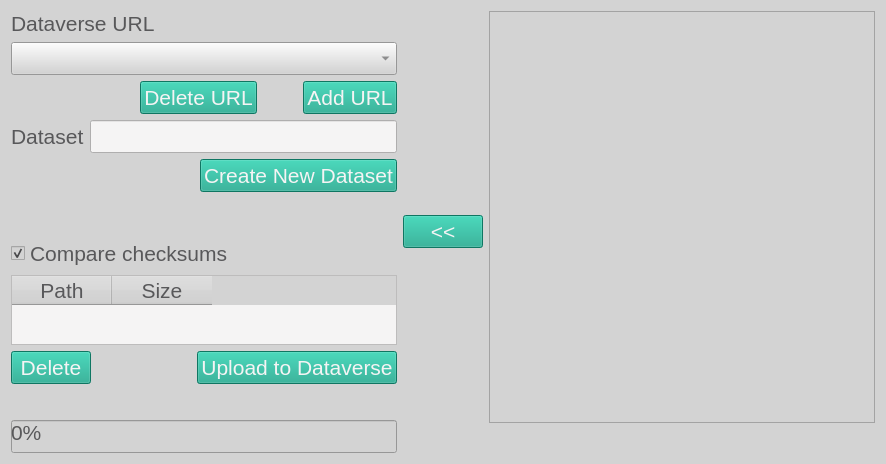
Qt form ibridgescontrib/ibridgesdvn/gui/ui_files/tabDataverse.ui (iBridges-for-iRODS/ibridges-plugin-dataverse) before a commit.
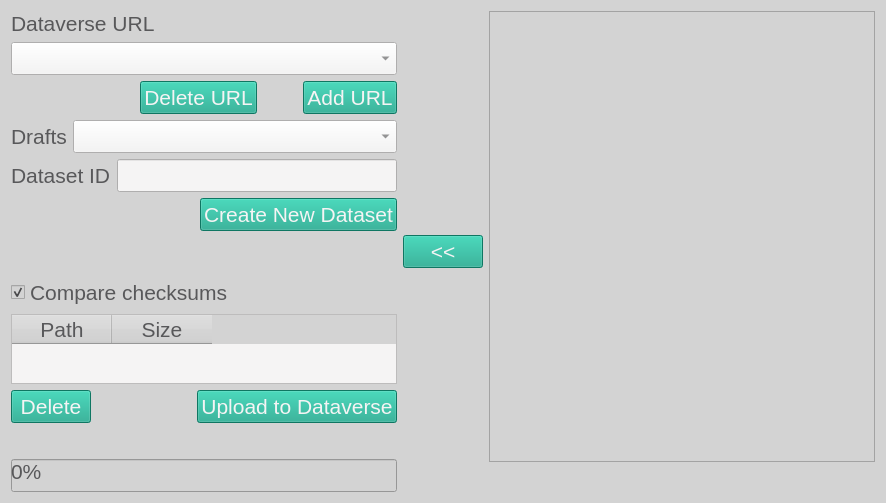
The same form after that commit.

Patch:
```diff
--- a/ibridgescontrib/ibridgesdvn/gui/ui_files/tabDataverse.ui
+++ b/ibridgescontrib/ibridgesdvn/gui/ui_files/tabDataverse.ui
@@ -7,7 +7,7 @@
     <x>0</x>
     <y>0</y>
     <width>886</width>
-    <height>464</height>
+    <height>500</height>
    </rect>
   </property>
   <property name="windowTitle">
@@ -34,7 +34,7 @@
     color: rgb(220, 130, 30);
 }
 
-QLineEdit, QTextEdit, QTableWidget
+QLineEdit, QTextEdit, QTableWidget, QComboBox
 {
    background-color:  rgb(245, 244, 244)
 }
@@ -57,7 +57,7 @@
 
 </string>
   </property>
-  <layout class="QHBoxLayout" name="horizontalLayout">
+  <layout class="QHBoxLayout" name="horizontalLayout_5">
    <item>
     <layout class="QVBoxLayout" name="verticalLayout_3">
      <item>
@@ -135,20 +135,81 @@
       </layout>
      </item>
      <item>
-      <layout class="QHBoxLayout" name="horizontalLayout_7">
+      <layout class="QVBoxLayout" name="verticalLayout">
+       <item>
+        <layout class="QHBoxLayout" name="horizontalLayout">
+         <item>
+          <widget class="QLabel" name="label">
+           <property name="sizePolicy">
+            <sizepolicy hsizetype="Preferred" vsizetype="Preferred">
+             <horstretch>0</horstretch>
+             <verstretch>0</verstretch>
+            </sizepolicy>
+           </property>
+           <property name="minimumSize">
+            <size>
+             <width>50</width>
+             <height>0</height>
+            </size>
+           </property>
+           <property name="text">
+            <string>Drafts</string>
+           </property>
+          </widget>
+         </item>
+         <item>
+          <widget class="QComboBox" name="draft_box">
+           <property name="sizePolicy">
+            <sizepolicy hsizetype="Expanding" vsizetype="Fixed">
+             <horstretch>0</horstretch>
+             <verstretch>0</verstretch>
+            </sizepolicy>
+           </property>
+           <property name="minimumSize">
+            <size>
+             <width>0</width>
+             <height>0</height>
+            </size>
+           </property>
+          </widget>
+         </item>
+        </layout>
+       </item>
+       <item>
+        <layout class="QHBoxLayout" name="horizontalLayout_4">
        <item>
         <widget class="QLabel" name="label_3">
+           <property name="sizePolicy">
+            <sizepolicy hsizetype="Preferred" vsizetype="Preferred">
+             <horstretch>0</horstretch>
+             <verstretch>0</verstretch>
+            </sizepolicy>
+           </property>
+           <property name="minimumSize">
+            <size>
+             <width>20</width>
+             <height>0</height>
+            </size>
+           </property>
          <property name="text">
-          <string>Dataset</string>
+            <string>Dataset ID</string>
          </property>
         </widget>
        </item>
        <item>
         <widget class="QLineEdit" name="dv_ds_edit">
+           <property name="minimumSize">
+            <size>
+             <width>0</width>
+             <height>0</height>
+            </size>
+           </property>
          <property name="toolTip">
           <string>Fill in a Dataset DOI without &quot;doi:&quot;.</string>
          </property>
         </widget>
+         </item>
+        </layout>
        </item>
       </layout>
      </item>
```
Lines whose indentation alone changed are shown as unchanged.
